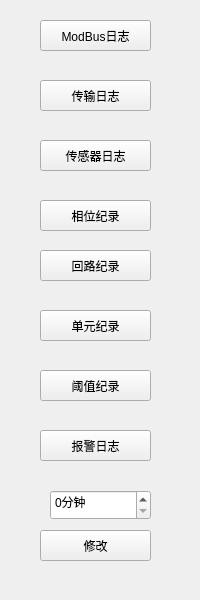
Old version of the form IDC_TestSystem/ZPDU/z_toolbox/z_logstoolwid.ui in the repository ChinaClever/IDC_TestSystem.
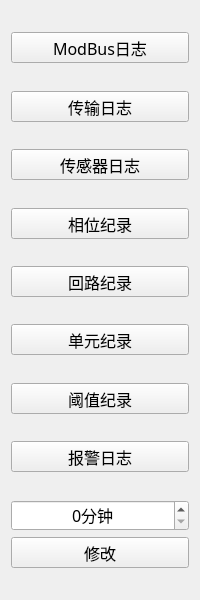
New version of the form.

```diff
--- a/IDC_TestSystem/ZPDU/z_toolbox/z_logstoolwid.ui
+++ b/IDC_TestSystem/ZPDU/z_toolbox/z_logstoolwid.ui
@@ -10,82 +10,247 @@
     <height>600</height>
    </rect>
   </property>
+  <property name="font">
+   <font>
+    <family>微软雅黑</family>
+    <pointsize>12</pointsize>
+   </font>
+  </property>
   <property name="windowTitle">
    <string>Form</string>
   </property>
-  <widget class="QPushButton" name="outputBtn">
-   <property name="geometry">
-    <rect>
-     <x>40</x>
-     <y>310</y>
-     <width>111</width>
+  <layout class="QVBoxLayout" name="verticalLayout">
+   <item>
+    <spacer name="verticalSpacer">
+     <property name="orientation">
+      <enum>Qt::Vertical</enum>
+     </property>
+     <property name="sizeHint" stdset="0">
+      <size>
+       <width>20</width>
+       <height>40</height>
+      </size>
+     </property>
+    </spacer>
+   </item>
+   <item>
+    <widget class="QPushButton" name="modbusBtn">
+     <property name="minimumSize">
+      <size>
+       <width>0</width>
      <height>31</height>
-    </rect>
+      </size>
    </property>
    <property name="text">
-    <string>单元纪录</string>
-   </property>
-  </widget>
+      <string>ModBus日志</string>
+     </property>
+    </widget>
+   </item>
+   <item>
+    <spacer name="verticalSpacer_2">
+     <property name="orientation">
+      <enum>Qt::Vertical</enum>
+     </property>
+     <property name="sizeHint" stdset="0">
+      <size>
+       <width>20</width>
+       <height>40</height>
+      </size>
+     </property>
+    </spacer>
+   </item>
+   <item>
   <widget class="QPushButton" name="transBtn">
-   <property name="geometry">
-    <rect>
-     <x>40</x>
-     <y>80</y>
-     <width>111</width>
+     <property name="minimumSize">
+      <size>
+       <width>0</width>
      <height>31</height>
-    </rect>
+      </size>
    </property>
    <property name="text">
     <string>传输日志</string>
    </property>
   </widget>
+   </item>
+   <item>
+    <spacer name="verticalSpacer_3">
+     <property name="orientation">
+      <enum>Qt::Vertical</enum>
+     </property>
+     <property name="sizeHint" stdset="0">
+      <size>
+       <width>20</width>
+       <height>40</height>
+      </size>
+     </property>
+    </spacer>
+   </item>
+   <item>
+    <widget class="QPushButton" name="envBtn">
+     <property name="minimumSize">
+      <size>
+       <width>0</width>
+       <height>31</height>
+      </size>
+     </property>
+     <property name="text">
+      <string>传感器日志</string>
+     </property>
+    </widget>
+   </item>
+   <item>
+    <spacer name="verticalSpacer_4">
+     <property name="orientation">
+      <enum>Qt::Vertical</enum>
+     </property>
+     <property name="sizeHint" stdset="0">
+      <size>
+       <width>20</width>
+       <height>40</height>
+      </size>
+     </property>
+    </spacer>
+   </item>
+   <item>
   <widget class="QPushButton" name="recordBtn">
-   <property name="geometry">
-    <rect>
-     <x>40</x>
-     <y>200</y>
-     <width>111</width>
+     <property name="minimumSize">
+      <size>
+       <width>0</width>
      <height>31</height>
-    </rect>
+      </size>
    </property>
    <property name="text">
     <string>相位纪录</string>
    </property>
   </widget>
-  <widget class="QPushButton" name="modbusBtn">
-   <property name="geometry">
-    <rect>
-     <x>40</x>
-     <y>20</y>
-     <width>111</width>
+   </item>
+   <item>
+    <spacer name="verticalSpacer_5">
+     <property name="orientation">
+      <enum>Qt::Vertical</enum>
+     </property>
+     <property name="sizeHint" stdset="0">
+      <size>
+       <width>20</width>
+       <height>40</height>
+      </size>
+     </property>
+    </spacer>
+   </item>
+   <item>
+    <widget class="QPushButton" name="loopBtn">
+     <property name="minimumSize">
+      <size>
+       <width>0</width>
      <height>31</height>
-    </rect>
+      </size>
    </property>
    <property name="text">
-    <string>ModBus日志</string>
-   </property>
-  </widget>
+      <string>回路纪录</string>
+     </property>
+    </widget>
+   </item>
+   <item>
+    <spacer name="verticalSpacer_6">
+     <property name="orientation">
+      <enum>Qt::Vertical</enum>
+     </property>
+     <property name="sizeHint" stdset="0">
+      <size>
+       <width>20</width>
+       <height>40</height>
+      </size>
+     </property>
+    </spacer>
+   </item>
+   <item>
+    <widget class="QPushButton" name="outputBtn">
+     <property name="minimumSize">
+      <size>
+       <width>0</width>
+       <height>31</height>
+      </size>
+     </property>
+     <property name="text">
+      <string>单元纪录</string>
+     </property>
+    </widget>
+   </item>
+   <item>
+    <spacer name="verticalSpacer_7">
+     <property name="orientation">
+      <enum>Qt::Vertical</enum>
+     </property>
+     <property name="sizeHint" stdset="0">
+      <size>
+       <width>20</width>
+       <height>40</height>
+      </size>
+     </property>
+    </spacer>
+   </item>
+   <item>
+    <widget class="QPushButton" name="thresholdBtn">
+     <property name="minimumSize">
+      <size>
+       <width>0</width>
+       <height>31</height>
+      </size>
+     </property>
+     <property name="text">
+      <string>阈值纪录</string>
+     </property>
+    </widget>
+   </item>
+   <item>
+    <spacer name="verticalSpacer_8">
+     <property name="orientation">
+      <enum>Qt::Vertical</enum>
+     </property>
+     <property name="sizeHint" stdset="0">
+      <size>
+       <width>20</width>
+       <height>40</height>
+      </size>
+     </property>
+    </spacer>
+   </item>
+   <item>
   <widget class="QPushButton" name="alarmBtn">
-   <property name="geometry">
-    <rect>
-     <x>40</x>
-     <y>430</y>
-     <width>111</width>
+     <property name="minimumSize">
+      <size>
+       <width>0</width>
      <height>31</height>
-    </rect>
+      </size>
    </property>
    <property name="text">
     <string>报警日志</string>
    </property>
   </widget>
+   </item>
+   <item>
+    <spacer name="verticalSpacer_9">
+     <property name="orientation">
+      <enum>Qt::Vertical</enum>
+     </property>
+     <property name="sizeHint" stdset="0">
+      <size>
+       <width>20</width>
+       <height>40</height>
+      </size>
+     </property>
+    </spacer>
+   </item>
+   <item>
   <widget class="QSpinBox" name="spinBox">
-   <property name="geometry">
-    <rect>
-     <x>50</x>
-     <y>490</y>
-     <width>101</width>
-     <height>30</height>
-    </rect>
+     <property name="minimumSize">
+      <size>
+       <width>0</width>
+       <height>31</height>
+      </size>
+     </property>
+     <property name="alignment">
+      <set>Qt::AlignCenter</set>
    </property>
    <property name="suffix">
     <string>分钟</string>
@@ -94,58 +259,34 @@
     <number>999</number>
    </property>
   </widget>
-  <widget class="QPushButton" name="envBtn">
-   <property name="geometry">
-    <rect>
-     <x>40</x>
-     <y>140</y>
-     <width>111</width>
-     <height>31</height>
-    </rect>
-   </property>
-   <property name="text">
-    <string>传感器日志</string>
-   </property>
-  </widget>
+   </item>
+   <item>
   <widget class="QPushButton" name="timeBtn">
-   <property name="geometry">
-    <rect>
-     <x>40</x>
-     <y>530</y>
-     <width>111</width>
+     <property name="minimumSize">
+      <size>
+       <width>0</width>
      <height>31</height>
-    </rect>
+      </size>
    </property>
    <property name="text">
     <string>修改</string>
    </property>
   </widget>
-  <widget class="QPushButton" name="thresholdBtn">
-   <property name="geometry">
-    <rect>
-     <x>40</x>
-     <y>370</y>
-     <width>111</width>
-     <height>31</height>
-    </rect>
-   </property>
-   <property name="text">
-    <string>阈值纪录</string>
-   </property>
-  </widget>
-  <widget class="QPushButton" name="loopBtn">
-   <property name="geometry">
-    <rect>
-     <x>40</x>
-     <y>250</y>
-     <width>111</width>
-     <height>31</height>
-    </rect>
-   </property>
-   <property name="text">
-    <string>回路纪录</string>
-   </property>
-  </widget>
+   </item>
+   <item>
+    <spacer name="verticalSpacer_10">
+     <property name="orientation">
+      <enum>Qt::Vertical</enum>
+     </property>
+     <property name="sizeHint" stdset="0">
+      <size>
+       <width>20</width>
+       <height>40</height>
+      </size>
+     </property>
+    </spacer>
+   </item>
+  </layout>
  </widget>
  <resources/>
  <connections/>
```
Lines whose indentation alone changed are shown as unchanged.
